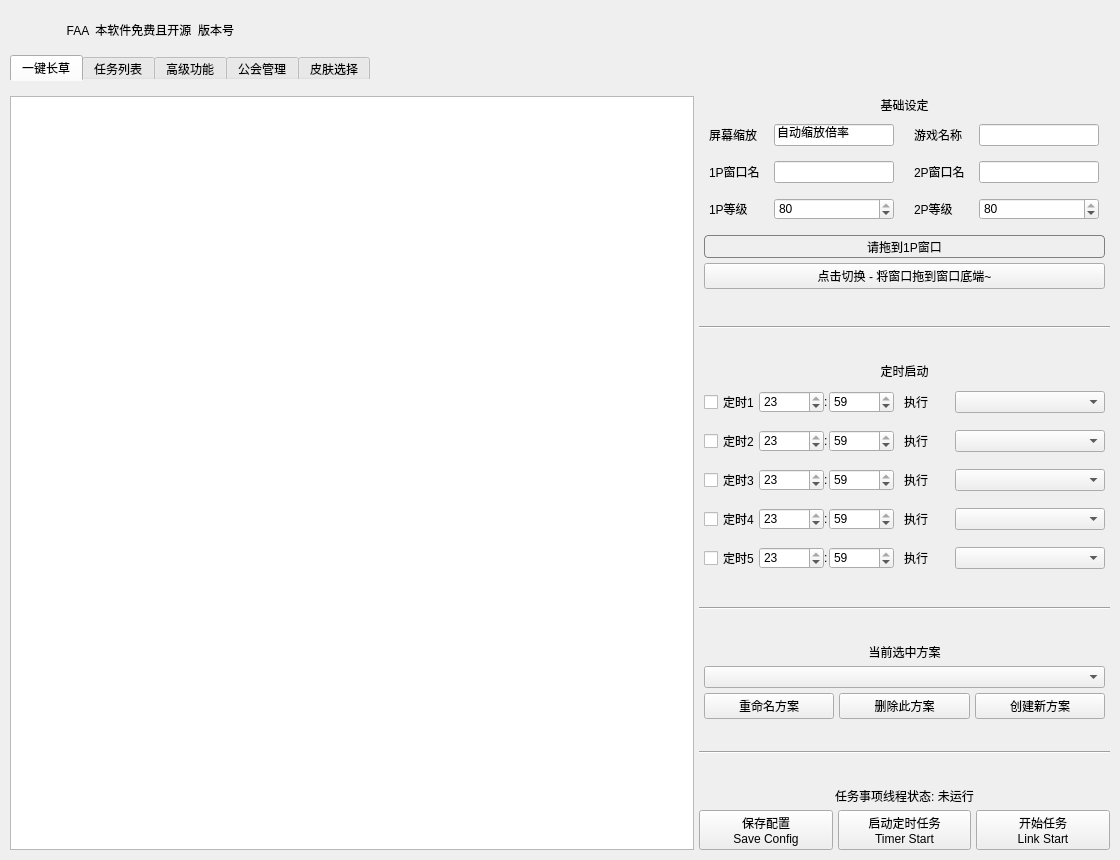
Qt form resource/ui/FAA_3.0.ui (StareAbyss/FoodsVsMiceAutoAssistant) before a commit.
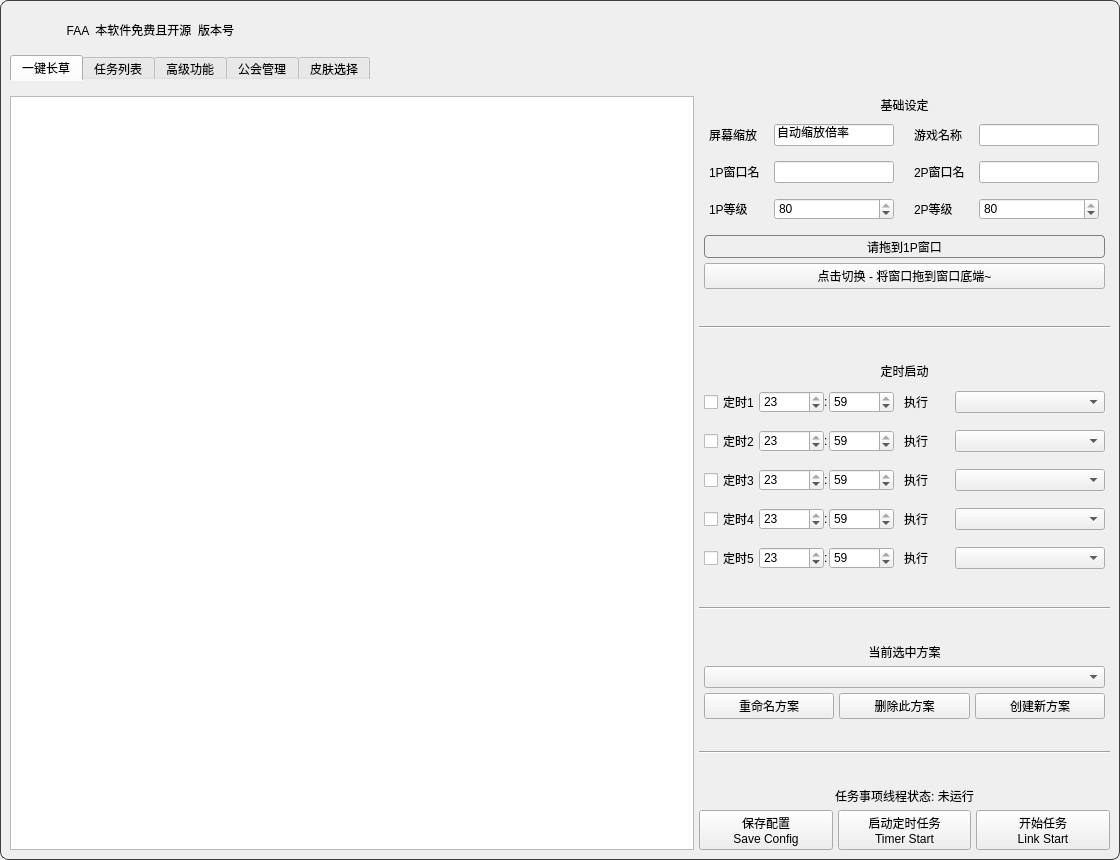
The same form after that commit. Icons and pictures are not drawn. Custom widgets are drawn as their Qt base class.

Commit message: v1.5.0 beta3 一朝顿悟,一把抓住ui,顷刻炼化!

```diff
--- a/resource/ui/FAA_3.0.ui
+++ b/resource/ui/FAA_3.0.ui
@@ -38,6 +38,9 @@
   <property name="autoFillBackground">
    <bool>true</bool>
   </property>
+  <property name="styleSheet">
+   <string notr="true">#MainFrame{border-radius: 8px; border: 1px solid #3c3d3e;} </string>
+  </property>
   <property name="animated">
    <bool>true</bool>
   </property>
@@ -76,7 +79,7 @@
      </rect>
     </property>
     <property name="autoFillBackground">
-     <bool>true</bool>
+     <bool>false</bool>
     </property>
     <layout class="QVBoxLayout" name="verticalLayout_7">
      <property name="spacing">
```
The commit also changes 1 other file.
